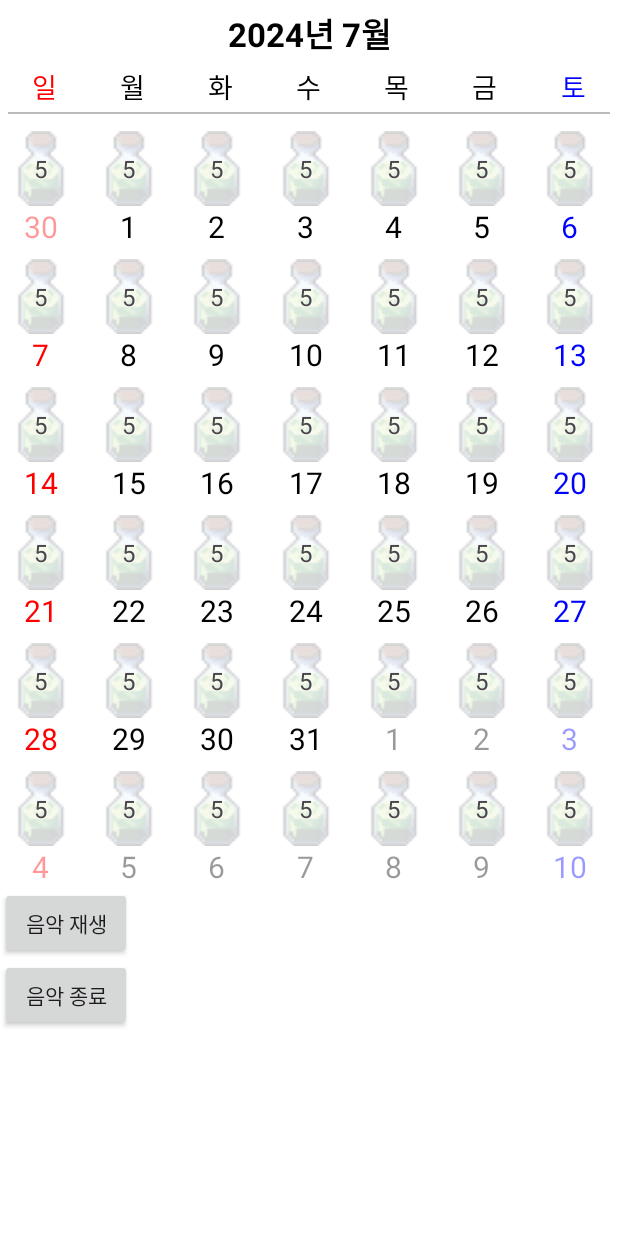
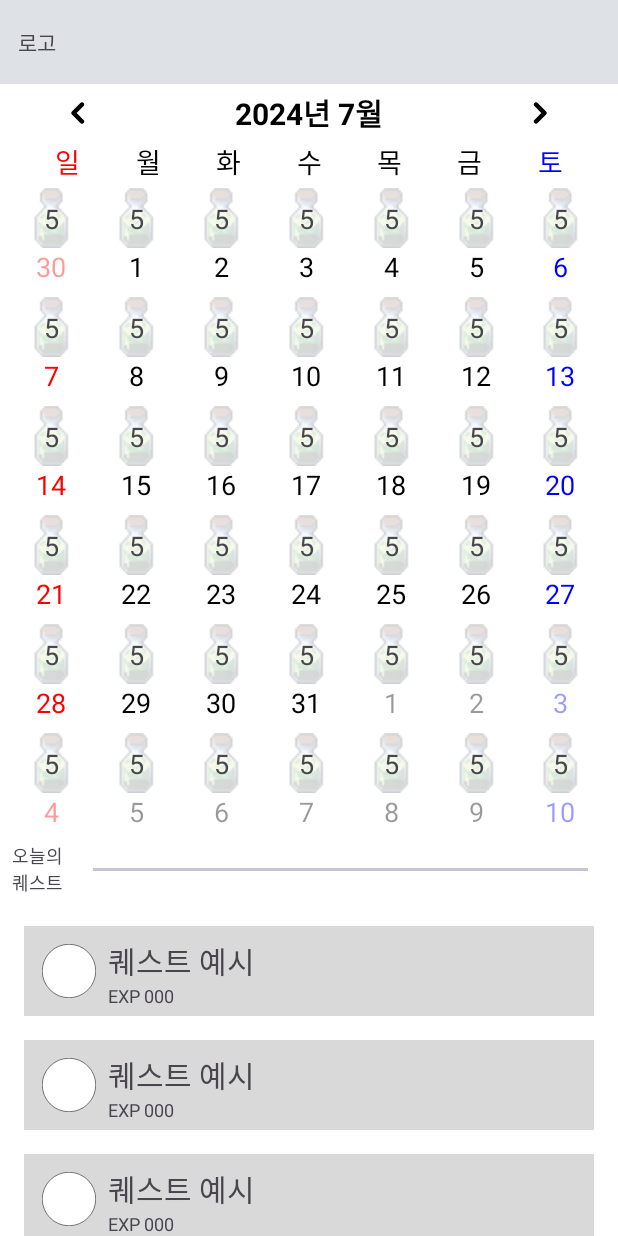
Before and after one commit to HamBeomJoon/Android-Toy-Project, an Android app: the screen it shows after launch (MainActivity), on a phone screen of 412 x 824 dp. Run offline under Robolectric (Android 15) with nearby library versions, the phone set to English and light mode, and no system bars.

Commit message:
[feat] 달력페이지 view

```diff
--- a/CustomCalendar/app/src/main/java/com/example/myapplication/AdapterMonth.kt
+++ b/CustomCalendar/app/src/main/java/com/example/myapplication/AdapterMonth.kt
@@ -1,6 +1,7 @@
 package com.example.myapplication
 
 import android.annotation.SuppressLint
+import android.content.Context
 import android.content.Intent
 import android.view.LayoutInflater
 import android.view.ViewGroup
@@ -10,7 +11,7 @@ import com.example.myapplication.databinding.ListItemMonthBinding
 import java.util.Calendar
 import java.util.Date
 
-class AdapterMonth : RecyclerView.Adapter<AdapterMonth.MonthView>() {
+class AdapterMonth(private val context: Context) : RecyclerView.Adapter<AdapterMonth.MonthView>() {
     private val center = Int.MAX_VALUE / 2
     private var calendar = Calendar.getInstance()
 
@@ -47,20 +48,20 @@ class AdapterMonth : RecyclerView.Adapter<AdapterMonth.MonthView>() {
             layoutManager = dayListManager
             adapter = dayListAdapter
         }
-
-        // bgm 재생
-        holder.binding.btnPlayMusic.setOnClickListener {
-            val context = holder.binding.root.context
-            val intent = Intent(context, MyService::class.java)
-            context.startService(intent)
-        }
-
-        // bgm 정지
-        holder.binding.btnStopMusic.setOnClickListener {
-            val context = holder.binding.root.context
-            val intent = Intent(context, MyService::class.java)
-            context.stopService(intent)
-        }
+//
+//        // bgm 재생
+//        holder.binding.btnPlayMusic.setOnClickListener {
+//            val context = holder.binding.root.context
+//            val intent = Intent(context, MyService::class.java)
+//            context.startService(intent)
+//        }
+//
+//        // bgm 정지
+//        holder.binding.btnStopMusic.setOnClickListener {
+//            val context = holder.binding.root.context
+//            val intent = Intent(context, MyService::class.java)
+//            context.stopService(intent)
+//        }
     }
 
     override fun getItemCount(): Int {
--- a/CustomCalendar/app/src/main/java/com/example/myapplication/MainActivity.kt
+++ b/CustomCalendar/app/src/main/java/com/example/myapplication/MainActivity.kt
@@ -9,24 +9,44 @@ import com.example.myapplication.databinding.ActivityMainBinding
 
 class MainActivity : AppCompatActivity() {
     private lateinit var binding: ActivityMainBinding
+    private lateinit var questAdapter: QuestRvAdapter
+    private lateinit var monthAdapter: AdapterMonth
+    private val questList = mutableListOf<Quest>()
     override fun onCreate(savedInstanceState: Bundle?) {
         binding = ActivityMainBinding.inflate(layoutInflater)
         super.onCreate(savedInstanceState)
         setContentView(binding.root)
 
-        val monthListManager = LinearLayoutManager(this, LinearLayoutManager.HORIZONTAL, false)
-        val monthListAdapter = AdapterMonth()
-
-        binding.calendarCustom.apply {
-            layoutManager = monthListManager
-            adapter = monthListAdapter
-            scrollToPosition(Int.MAX_VALUE / 2)
-        }
-
-        val snap = PagerSnapHelper()
-        snap.attachToRecyclerView(binding.calendarCustom)
+        initRecycler()
 
         // bgm 재생
         startService(Intent(this, MyService::class.java))
     }
+
+    private fun initRecycler() {
+        monthAdapter = AdapterMonth(this)
+        val monthListManager = LinearLayoutManager(this, LinearLayoutManager.HORIZONTAL, false)
+        binding.calendarCustom.apply {
+            layoutManager = monthListManager
+            adapter = monthAdapter
+            scrollToPosition(Int.MAX_VALUE / 2)
+        }
+        val snap = PagerSnapHelper()
+        snap.attachToRecyclerView(binding.calendarCustom)
+
+        questAdapter = QuestRvAdapter(this)
+        val questManager = LinearLayoutManager(this, LinearLayoutManager.VERTICAL, false)
+        binding.rvQuest.apply {
+            layoutManager = questManager
+            adapter = questAdapter
+        }
+
+        questList.apply {
+            add(Quest("퀘스트 예시", "EXP 000"))
+            add(Quest("퀘스트 예시", "EXP 000"))
+            add(Quest("퀘스트 예시", "EXP 000"))
+        }
+        questAdapter.datas = questList
+        questAdapter.notifyDataSetChanged()
+    }
 }
--- /dev/null
+++ b/CustomCalendar/app/src/main/java/com/example/myapplication/Quest.kt
@@ -0,0 +1,6 @@
+package com.example.myapplication
+
+data class Quest(
+    val name: String,
+    val exp: String,
+)
--- /dev/null
+++ b/CustomCalendar/app/src/main/java/com/example/myapplication/QuestRvAdapter.kt
@@ -0,0 +1,39 @@
+package com.example.myapplication
+
+import android.content.Context
+import android.view.LayoutInflater
+import android.view.ViewGroup
+import androidx.recyclerview.widget.RecyclerView
+import com.example.myapplication.databinding.ItemQuestBinding
+
+class QuestRvAdapter(private val context: Context) :
+    RecyclerView.Adapter<QuestRvAdapter.ViewHolder>() {
+    var datas = mutableListOf<Quest>()
+
+    interface OnItemClickListener {
+        fun OnItemClick(url: String)
+    }
+
+    var itemClickListener: OnItemClickListener? = null
+
+    inner class ViewHolder(private var binding: ItemQuestBinding) :
+        RecyclerView.ViewHolder(binding.root) {
+        fun bind(item: Quest) {
+            binding.tvQuestName.text = item.name
+            binding.tvQuestExp.text = item.exp
+        }
+    }
+
+    override fun onCreateViewHolder(parent: ViewGroup, viewType: Int): ViewHolder {
+        val view = ItemQuestBinding.inflate(LayoutInflater.from(parent.context), parent, false)
+        return ViewHolder(view)
+    }
+
+    override fun onBindViewHolder(holder: ViewHolder, position: Int) {
+        holder.bind(datas[position])
+    }
+
+    override fun getItemCount(): Int {
+        return datas.size
+    }
+}
--- /dev/null
+++ b/CustomCalendar/app/src/main/res/drawable/ic_left.xml
@@ -0,0 +1,14 @@
+<vector xmlns:android="http://schemas.android.com/apk/res/android"
+    android:width="24dp"
+    android:height="24dp"
+    android:viewportWidth="24"
+    android:viewportHeight="24">
+  <group>
+    <clip-path
+        android:pathData="M0,0h24v24h-24z"/>
+    <path
+        android:pathData="M7.94,13.06C7.659,12.779 7.501,12.397 7.501,12C7.501,11.602 7.659,11.221 7.94,10.94L13.596,5.282C13.877,5.001 14.259,4.843 14.657,4.843C14.854,4.843 15.049,4.882 15.231,4.957C15.413,5.033 15.578,5.143 15.717,5.282C15.857,5.422 15.967,5.587 16.042,5.769C16.118,5.951 16.157,6.146 16.156,6.343C16.156,6.54 16.118,6.735 16.042,6.917C15.967,7.099 15.856,7.265 15.717,7.404L11.122,12L15.718,16.596C15.861,16.734 15.976,16.9 16.054,17.083C16.133,17.266 16.174,17.462 16.176,17.662C16.178,17.861 16.14,18.058 16.065,18.243C15.99,18.427 15.878,18.595 15.738,18.736C15.597,18.876 15.429,18.988 15.245,19.063C15.061,19.139 14.863,19.177 14.664,19.175C14.465,19.174 14.268,19.132 14.085,19.054C13.902,18.975 13.736,18.861 13.598,18.718L7.938,13.06H7.94Z"
+        android:fillColor="#000000"
+        android:fillType="evenOdd"/>
+  </group>
+</vector>
--- /dev/null
+++ b/CustomCalendar/app/src/main/res/drawable/ic_right.xml
@@ -0,0 +1,14 @@
+<vector xmlns:android="http://schemas.android.com/apk/res/android"
+    android:width="24dp"
+    android:height="24dp"
+    android:viewportWidth="24"
+    android:viewportHeight="24">
+  <group>
+    <clip-path
+        android:pathData="M24,0l-24,0l-0,24l24,0z"/>
+    <path
+        android:pathData="M16.06,13.06C16.341,12.779 16.499,12.397 16.499,12C16.499,11.602 16.341,11.221 16.06,10.94L10.404,5.282C10.123,5.001 9.741,4.843 9.343,4.843C9.146,4.843 8.951,4.882 8.769,4.957C8.587,5.033 8.422,5.143 8.283,5.282C8.143,5.422 8.033,5.587 7.958,5.769C7.882,5.951 7.843,6.146 7.843,6.343C7.844,6.54 7.882,6.735 7.958,6.917C8.033,7.099 8.144,7.265 8.283,7.404L12.878,12L8.282,16.596C8.139,16.734 8.024,16.9 7.946,17.083C7.867,17.266 7.826,17.462 7.824,17.662C7.822,17.861 7.86,18.058 7.935,18.243C8.01,18.427 8.122,18.595 8.262,18.736C8.403,18.876 8.571,18.988 8.755,19.063C8.939,19.139 9.137,19.177 9.336,19.175C9.535,19.174 9.732,19.132 9.915,19.054C10.098,18.975 10.264,18.861 10.402,18.718L16.062,13.06H16.06Z"
+        android:fillColor="#000000"
+        android:fillType="evenOdd"/>
+  </group>
+</vector>
--- /dev/null
+++ b/CustomCalendar/app/src/main/res/drawable/quest_circle.xml
@@ -0,0 +1,8 @@
+<?xml version="1.0" encoding="utf-8"?>
+
+<shape xmlns:android="http://schemas.android.com/apk/res/android"
+    android:shape="oval">
+    <solid android:color="@color/white"/>
+    <stroke android:width="3dp" android:color="@color/black"/>
+    <size android:width="350dp" android:height="350dp"/>
+</shape>
--- a/CustomCalendar/app/src/main/res/layout/activity_main.xml
+++ b/CustomCalendar/app/src/main/res/layout/activity_main.xml
@@ -1,14 +1,62 @@
 <?xml version="1.0" encoding="utf-8"?>
-<LinearLayout xmlns:android="http://schemas.android.com/apk/res/android"
+<androidx.constraintlayout.widget.ConstraintLayout xmlns:android="http://schemas.android.com/apk/res/android"
+    xmlns:app="http://schemas.android.com/apk/res-auto"
     xmlns:tools="http://schemas.android.com/tools"
     android:layout_width="match_parent"
     android:layout_height="match_parent"
     android:background="@color/white"
     tools:context=".MainActivity">
 
+    <Toolbar
+        android:id="@+id/tb_main"
+        android:layout_width="match_parent"
+        android:layout_height="wrap_content"
+        android:background="#dee2e6"
+        app:layout_constraintTop_toTopOf="parent" />
+
+    <TextView
+        android:layout_width="wrap_content"
+        android:layout_height="wrap_content"
+        android:layout_marginStart="12dp"
+        android:text="로고"
+        app:layout_constraintBottom_toBottomOf="@id/tb_main"
+        app:layout_constraintStart_toStartOf="parent"
+        app:layout_constraintTop_toTopOf="@id/tb_main" />
+
     <androidx.recyclerview.widget.RecyclerView
         android:id="@+id/calendar_custom"
         android:layout_width="match_parent"
-        android:layout_height="wrap_content" />
+        android:layout_height="wrap_content"
+        app:layout_constraintStart_toStartOf="parent"
+        app:layout_constraintTop_toBottomOf="@id/tb_main" />
 
-</LinearLayout>
+    <TextView
+        android:id="@+id/tv_today_quest_view"
+        android:layout_width="wrap_content"
+        android:layout_height="wrap_content"
+        android:layout_marginStart="8dp"
+        android:layout_marginTop="4dp"
+        android:text="오늘의\n퀘스트"
+        android:textSize="12sp"
+        app:layout_constraintStart_toStartOf="@id/calendar_custom"
+        app:layout_constraintTop_toBottomOf="@id/calendar_custom" />
+
+    <com.google.android.material.divider.MaterialDivider
+        android:layout_width="0dp"
+        android:layout_height="2dp"
+        android:layout_marginHorizontal="20dp"
+        app:layout_constraintBottom_toBottomOf="@id/tv_today_quest_view"
+        app:layout_constraintEnd_toEndOf="parent"
+        app:layout_constraintStart_toEndOf="@id/tv_today_quest_view"
+        app:layout_constraintTop_toTopOf="@id/tv_today_quest_view" />
+
+    <androidx.recyclerview.widget.RecyclerView
+        android:id="@+id/rv_quest"
+        android:layout_width="match_parent"
+        android:layout_marginHorizontal="8dp"
+        android:padding="8dp"
+        android:layout_marginTop="4dp"
+        android:layout_height="wrap_content"
+        app:layout_constraintTop_toBottomOf="@id/tv_today_quest_view" />
+
+</androidx.constraintlayout.widget.ConstraintLayout>
--- /dev/null
+++ b/CustomCalendar/app/src/main/res/layout/item_quest.xml
@@ -0,0 +1,39 @@
+<?xml version="1.0" encoding="utf-8"?>
+<androidx.constraintlayout.widget.ConstraintLayout xmlns:android="http://schemas.android.com/apk/res/android"
+    xmlns:app="http://schemas.android.com/apk/res-auto"
+    android:layout_width="match_parent"
+    android:layout_height="60dp"
+    android:layout_marginVertical="8dp"
+    android:background="#d9d9d9">
+
+    <ImageView
+        android:id="@+id/iv_quest_circle"
+        android:layout_width="36dp"
+        android:layout_height="36dp"
+        app:layout_constraintBottom_toBottomOf="parent"
+        android:layout_marginStart="12dp"
+        android:src="@drawable/quest_circle"
+        app:layout_constraintStart_toStartOf="parent"
+        app:layout_constraintTop_toTopOf="parent" />
+
+    <TextView
+        android:id="@+id/tv_quest_name"
+        android:layout_marginStart="8dp"
+        android:layout_width="wrap_content"
+        android:layout_marginTop="8dp"
+        android:layout_height="wrap_content"
+        android:text="퀘스트 내용"
+        android:textSize="20sp"
+        app:layout_constraintStart_toEndOf="@id/iv_quest_circle"
+        app:layout_constraintTop_toTopOf="parent" />
+
+    <TextView
+        android:id="@+id/tv_quest_exp"
+        android:layout_width="wrap_content"
+        android:layout_height="wrap_content"
+        android:text="exp 000"
+        android:textSize="12sp"
+        app:layout_constraintStart_toStartOf="@id/tv_quest_name"
+        app:layout_constraintTop_toBottomOf="@id/tv_quest_name" />
+
+</androidx.constraintlayout.widget.ConstraintLayout>
--- a/CustomCalendar/app/src/main/res/layout/list_item_day.xml
+++ b/CustomCalendar/app/src/main/res/layout/list_item_day.xml
@@ -1,18 +1,20 @@
 <?xml version="1.0" encoding="utf-8"?>
 <androidx.constraintlayout.widget.ConstraintLayout xmlns:android="http://schemas.android.com/apk/res/android"
     xmlns:app="http://schemas.android.com/apk/res-auto"
+    xmlns:tools="http://schemas.android.com/tools"
     android:id="@+id/item_day_layout"
     android:layout_width="match_parent"
     android:layout_height="wrap_content"
+    android:padding="4dp"
     app:layout_constraintBottom_toBottomOf="parent"
     app:layout_constraintTop_toTopOf="parent">
 
     <ImageView
         android:id="@+id/iv_potion"
-        android:layout_width="wrap_content"
-        android:layout_height="wrap_content"
+        android:layout_width="28dp"
+        android:layout_height="40dp"
         android:layout_marginStart="8dp"
-        android:layout_marginTop="8dp"
+        android:layout_marginTop="0dp"
         android:background="@drawable/potion"
         app:layout_constraintStart_toStartOf="parent"
         app:layout_constraintTop_toTopOf="@id/item_day_layout" />
@@ -22,7 +24,7 @@
         android:layout_width="wrap_content"
         android:layout_height="wrap_content"
         android:text="5"
-        android:textSize="16sp"
+        android:textSize="18sp"
         app:layout_constraintBottom_toBottomOf="@id/iv_potion"
         app:layout_constraintEnd_toEndOf="@id/iv_potion"
         app:layout_constraintStart_toStartOf="@id/iv_potion"
@@ -33,7 +35,7 @@
         android:layout_width="wrap_content"
         android:layout_height="wrap_content"
         android:text="9"
-        android:textSize="20sp"
+        android:textSize="18sp"
         app:layout_constraintEnd_toEndOf="@id/iv_potion"
         app:layout_constraintStart_toStartOf="@id/iv_potion"
         app:layout_constraintTop_toBottomOf="@id/iv_potion" />
--- a/CustomCalendar/app/src/main/res/layout/list_item_month.xml
+++ b/CustomCalendar/app/src/main/res/layout/list_item_month.xml
@@ -1,110 +1,132 @@
 <?xml version="1.0" encoding="utf-8"?>
-<LinearLayout xmlns:android="http://schemas.android.com/apk/res/android"
+<androidx.constraintlayout.widget.ConstraintLayout xmlns:android="http://schemas.android.com/apk/res/android"
+    xmlns:app="http://schemas.android.com/apk/res-auto"
+    xmlns:tools="http://schemas.android.com/tools"
     android:layout_width="match_parent"
-    android:layout_height="wrap_content"
+    android:layout_height="match_parent"
     android:orientation="vertical">
+
+    <ImageView
+        android:layout_width="wrap_content"
+        android:layout_height="wrap_content"
+        android:layout_marginStart="40dp"
+        android:src="@drawable/ic_left"
+        app:layout_constraintBottom_toBottomOf="@id/item_month_text"
+        app:layout_constraintStart_toStartOf="parent"
+        app:layout_constraintTop_toTopOf="@id/item_month_text"
+        tools:ignore="ContentDescription" />
 
     <TextView
         android:id="@+id/item_month_text"
         android:layout_width="match_parent"
         android:layout_height="wrap_content"
         android:gravity="center"
-        android:padding="5dp"
+        android:padding="4dp"
         android:text="2022년 6월"
         android:textColor="@color/black"
-        android:textSize="22sp"
-        android:textStyle="bold" />
+        android:textSize="20sp"
+        android:textStyle="bold"
+        app:layout_constraintTop_toTopOf="parent" />
 
-    <LinearLayout
+    <ImageView
+        android:layout_width="wrap_content"
+        android:layout_height="wrap_content"
+        android:layout_marginEnd="40dp"
+        android:src="@drawable/ic_right"
+        app:layout_constraintBottom_toBottomOf="@id/item_month_text"
+        app:layout_constraintEnd_toEndOf="parent"
+        app:layout_constraintTop_toTopOf="@id/item_month_text"
+        tools:ignore="ContentDescription" />
+
+    <androidx.constraintlayout.widget.ConstraintLayout
+        android:id="@+id/cl_day"
         android:layout_width="match_parent"
-        android:layout_height="wrap_content">
+        android:layout_height="wrap_content"
+        app:layout_constraintTop_toBottomOf="@id/item_month_text">
 
         <TextView
+            android:id="@+id/tv_sun"
             android:layout_width="wrap_content"
             android:layout_height="wrap_content"
-            android:layout_weight="1"
-            android:gravity="center"
             android:text="일"
             android:textColor="#ff0000"
-            android:textSize="18sp" />
+            android:textSize="18sp"
+            app:layout_constraintEnd_toStartOf="@id/tv_mon"
+            app:layout_constraintStart_toStartOf="parent"
+            app:layout_constraintTop_toTopOf="parent" />
 
         <TextView
+            android:id="@+id/tv_mon"
             android:layout_width="wrap_content"
             android:layout_height="wrap_content"
-            android:layout_weight="1"
-            android:gravity="center"
             android:text="월"
             android:textColor="@color/black"
-            android:textSize="18sp" />
+            android:textSize="18sp"
+            app:layout_constraintEnd_toStartOf="@id/tv_tue"
+            app:layout_constraintStart_toEndOf="@id/tv_sun"
+            app:layout_constraintTop_toTopOf="@id/tv_sun" />
 
         <TextView
+            android:id="@+id/tv_tue"
             android:layout_width="wrap_content"
             android:layout_height="wrap_content"
-            android:layout_weight="1"
-            android:gravity="center"
             android:text="화"
             android:textColor="@color/black"
-            android:textSize="18sp" />
+            android:textSize="18sp"
+            app:layout_constraintEnd_toStartOf="@id/tv_wed"
+            app:layout_constraintStart_toEndOf="@id/tv_mon"
+            app:layout_constraintTop_toTopOf="@id/tv_sun" />
 
         <TextView
+            android:id="@+id/tv_wed"
             android:layout_width="wrap_content"
             android:layout_height="wrap_content"
-            android:layout_weight="1"
-            android:gravity="center"
             android:text="수"
             android:textColor="@color/black"
-            android:textSize="18sp" />
+            android:textSize="18sp"
+            app:layout_constraintEnd_toStartOf="@id/tv_thu"
+            app:layout_constraintStart_toEndOf="@id/tv_tue"
+            app:layout_constraintTop_toTopOf="@id/tv_sun" />
 
         <TextView
+            android:id="@+id/tv_thu"
             android:layout_width="wrap_content"
             android:layout_height="wrap_content"
-            android:layout_weight="1"
-            android:gravity="center"
             android:text="목"
             android:textColor="@color/black"
-            android:textSize="18sp" />
+            android:textSize="18sp"
+            app:layout_constraintEnd_toStartOf="@id/tv_fri"
+            app:layout_constraintStart_toEndOf="@id/tv_wed"
+            app:layout_constraintTop_toTopOf="@id/tv_sun" />
 
         <TextView
+            android:id="@+id/tv_fri"
             android:layout_width="wrap_content"
             android:layout_height="wrap_content"
-            android:layout_weight="1"
-            android:gravity="center"
             android:text="금"
             android:textColor="@color/black"
-            android:textSize="18sp" />
+            android:textSize="18sp"
+            app:layout_constraintEnd_toStartOf="@id/tv_sat"
+            app:layout_constraintStart_toEndOf="@id/tv_thu"
+            app:layout_constraintTop_toTopOf="@id/tv_sun" />
 
         <TextView
+            android:id="@+id/tv_sat"
             android:layout_width="wrap_content"
             android:layout_height="wrap_content"
-            android:layout_weight="1"
-            android:gravity="center"
             android:text="토"
             android:textColor="#0000ff"
-            android:textSize="18sp" />
-    </LinearLayout>
-
-    <View
-        android:layout_width="match_parent"
-        android:layout_height="1dp"
-        android:layout_marginHorizontal="5dp"
-        android:layout_marginVertical="3dp"
-        android:background="#bbb" />
+            android:textSize="18sp"
+            app:layout_constraintEnd_toEndOf="parent"
+            app:layout_constraintStart_toEndOf="@id/tv_fri"
+            app:layout_constraintTop_toTopOf="@id/tv_sun" />
+    </androidx.constraintlayout.widget.ConstraintLayout>
 
     <androidx.recyclerview.widget.RecyclerView
         android:id="@+id/item_month_day_list"
         android:layout_width="match_parent"
-        android:layout_height="wrap_content" />
+        android:layout_height="wrap_content"
+        android:layout_marginHorizontal="8dp"
+        app:layout_constraintTop_toBottomOf="@id/cl_day" />
 
-    <androidx.appcompat.widget.AppCompatButton
-        android:id="@+id/btn_play_music"
-        android:layout_width="wrap_content"
-        android:layout_height="wrap_content"
-        android:text="음악 재생" />
-
-    <androidx.appcompat.widget.AppCompatButton
-        android:id="@+id/btn_stop_music"
-        android:layout_width="wrap_content"
-        android:layout_height="wrap_content"
-        android:text="음악 종료" />
-
-</LinearLayout>
+</androidx.constraintlayout.widget.ConstraintLayout>
```
